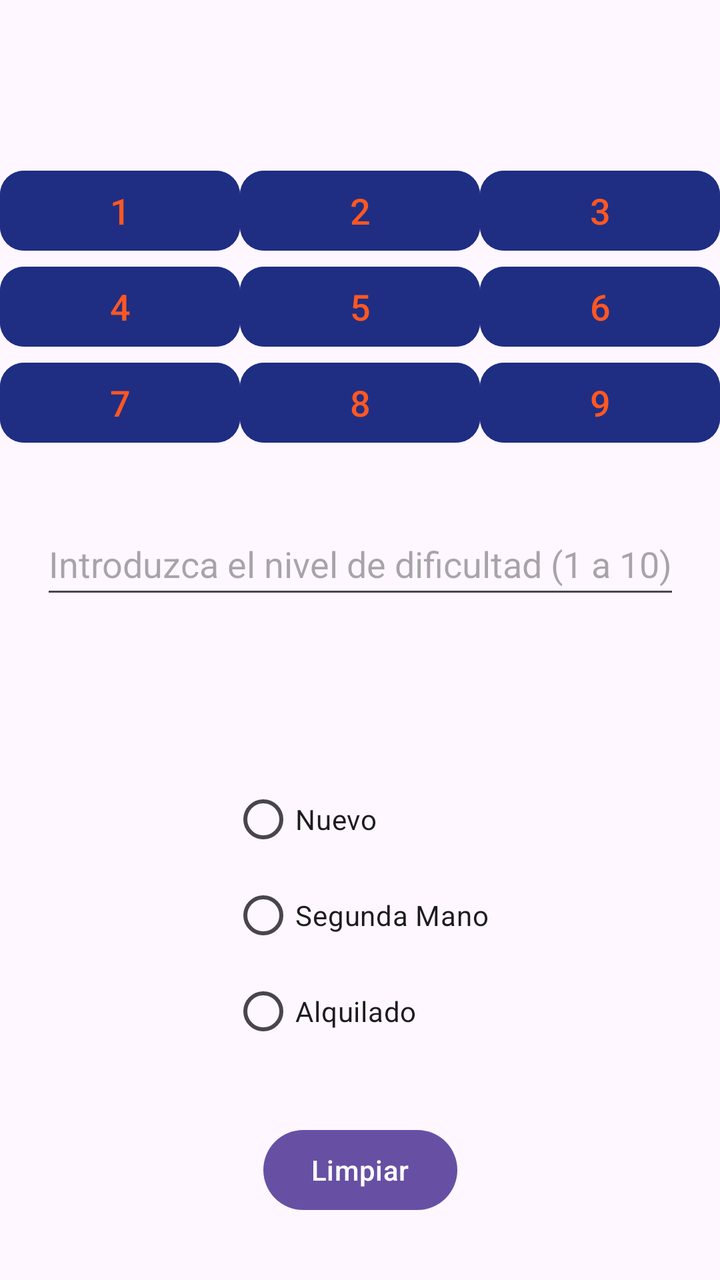
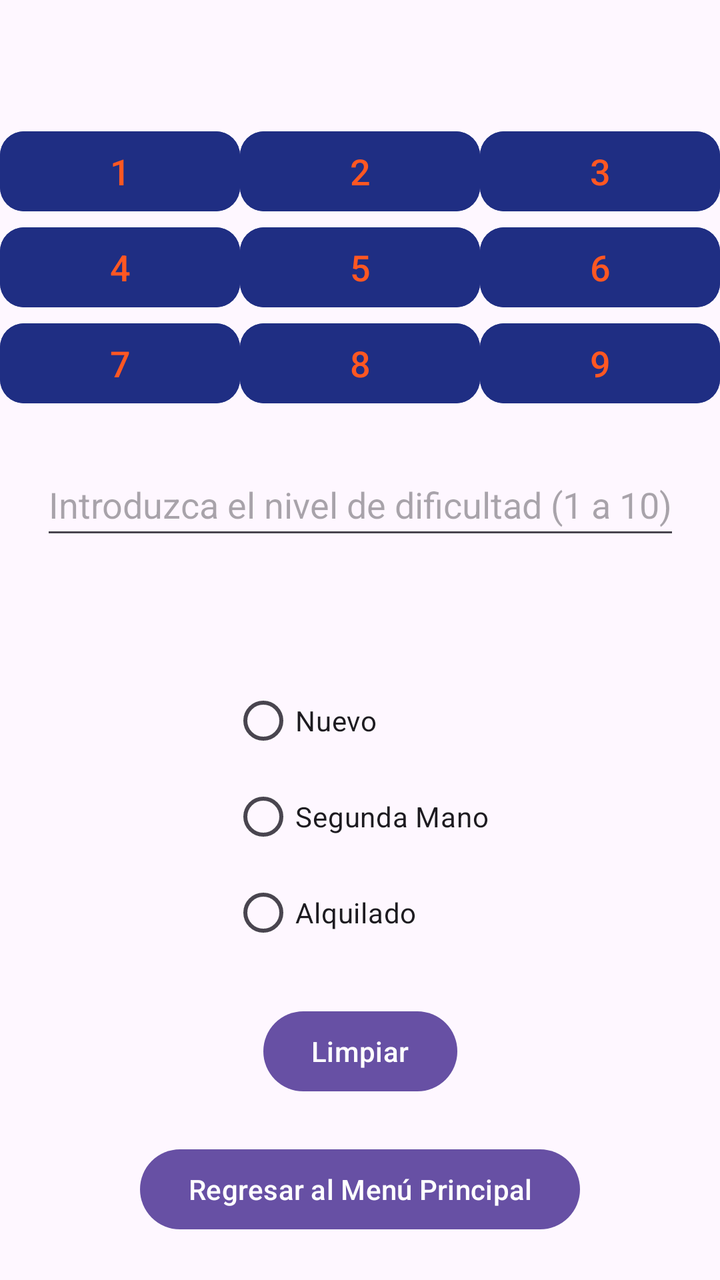

An Android layout rendered at two revisions. The XML below is the earlier revision; the diff shows what the commit changed to produce the second picture.
<!-- AndroidManifest.xml: application theme Theme.TiendaVideojuegosApp_Luengo_Gomez_Alejandro -->
<!-- res/layout/estado_juegos.xml -->
<?xml version="1.0" encoding="utf-8"?>
<androidx.constraintlayout.widget.ConstraintLayout xmlns:android="http://schemas.android.com/apk/res/android"
    android:id="@+id/mainLayoutEstadoJuegos"
    android:layout_width="match_parent"
    android:layout_height="match_parent"
    xmlns:app="http://schemas.android.com/apk/res-auto">

    
    <TextView
        android:id="@+id/tvBotonPulsado"
        android:layout_width="wrap_content"
        android:layout_height="wrap_content"
        android:text=""
        app:layout_constraintEnd_toEndOf="parent"
        app:layout_constraintStart_toStartOf="parent"
        app:layout_constraintBottom_toTopOf="@id/gridLayout"
        app:layout_constraintTop_toTopOf="parent"/>

    <GridLayout
        android:id="@+id/gridLayout"
        android:layout_width="match_parent"
        android:layout_height="wrap_content"
        android:columnCount="3"
        android:rowCount="3"
        android:alignmentMode="alignMargins"
        android:columnOrderPreserved="false"
        app:layout_constraintTop_toBottomOf="@id/tvBotonPulsado"
        app:layout_constraintBottom_toTopOf="@id/etDificultadJuego"
        app:layout_constraintStart_toStartOf="parent"
        app:layout_constraintEnd_toEndOf="parent"
        app:layout_constraintDimensionRatio="1:1">

        <Button
            android:id="@+id/btnPrimero"
            android:text="@string/btnPrimero"
            android:layout_width="0dp"
            android:layout_height="wrap_content"
            android:layout_columnWeight="1"
            style="@style/EstiloBotones"/>

        <Button
            android:id="@+id/btnSegundo"
            android:text="@string/btnSegundo"
            android:layout_width="0dp"
            android:layout_height="wrap_content"
            android:layout_columnWeight="1"
            style="@style/EstiloBotones"/>

        <Button
            android:id="@+id/btnTercero"
            android:text="@string/btnTercero"
            android:layout_width="0dp"
            android:layout_height="wrap_content"
            android:layout_columnWeight="1"
            style="@style/EstiloBotones"/>

        <Button
            android:id="@+id/btnCuarto"
            android:text="@string/btnCuarto"
            android:layout_width="0dp"
            android:layout_height="wrap_content"
            android:layout_columnWeight="1"
            style="@style/EstiloBotones"/>

        <Button
            android:id="@+id/btnQuinto"
            android:text="@string/btnQuinto"
            android:layout_width="0dp"
            android:layout_height="wrap_content"
            android:layout_columnWeight="1"
            style="@style/EstiloBotones"/>

        <Button
            android:id="@+id/btnSexto"
            android:text="@string/btnSexto"
            android:layout_width="0dp"
            android:layout_height="wrap_content"
            android:layout_columnWeight="1"
            style="@style/EstiloBotones"/>

        <Button
            android:id="@+id/btnSeptimo"
            android:text="@string/btnSeptimo"
            android:layout_width="0dp"
            android:layout_height="wrap_content"
            android:layout_columnWeight="1"
            style="@style/EstiloBotones"/>

        <Button
            android:id="@+id/btnOctavo"
            android:text="@string/btnOctavo"
            android:layout_width="0dp"
            android:layout_height="wrap_content"
            android:layout_columnWeight="1"
            style="@style/EstiloBotones"/>

        <Button
            android:id="@+id/btnNoveno"
            android:text="@string/btnNoveno"
            android:layout_width="0dp"
            android:layout_height="wrap_content"
            android:layout_columnWeight="1"
            style="@style/EstiloBotones"/>
        </GridLayout>

    
    <EditText
        android:id="@+id/etDificultadJuego"
        android:layout_width="wrap_content"
        android:layout_height="wrap_content"
        android:hint="@string/etDificultadJuego"
        android:minHeight="48dp"
        android:text=""
        app:layout_constraintBottom_toTopOf="@id/tvDificultadIncorrecta"
        app:layout_constraintEnd_toEndOf="parent"
        app:layout_constraintStart_toStartOf="parent"
        app:layout_constraintTop_toBottomOf="@id/gridLayout" />

    <TextView
        android:id="@+id/tvDificultadIncorrecta"
        android:layout_width="wrap_content"
        android:layout_height="wrap_content"
        android:text=""
        android:textColor="#AC1212"
        app:layout_constraintTop_toBottomOf="@id/etDificultadJuego"
        app:layout_constraintEnd_toEndOf="parent"
        app:layout_constraintStart_toStartOf="parent"
        app:layout_constraintBottom_toTopOf="@id/RadioGroup"/>

    
    <RadioGroup
        android:id="@+id/RadioGroup"
        android:layout_width="wrap_content"
        android:layout_height="wrap_content"
        app:layout_constraintTop_toBottomOf="@id/tvDificultadIncorrecta"
        app:layout_constraintStart_toStartOf="parent"
        app:layout_constraintEnd_toEndOf="parent"
        app:layout_constraintBottom_toTopOf="@id/btnLimpiar">

        <RadioButton
            android:id="@+id/rbNuevo"
            android:layout_width="wrap_content"
            android:layout_height="wrap_content"
            android:text="@string/rbNuevo" />

        <RadioButton
            android:id="@+id/rbSegundaMano"
            android:layout_width="wrap_content"
            android:layout_height="wrap_content"
            android:text="@string/rbSegundaMano" />

        <RadioButton
            android:id="@+id/rbAlquilado"
            android:layout_width="wrap_content"
            android:layout_height="wrap_content"
            android:text="@string/rbAlquilado" />

    </RadioGroup>

    <Button
        android:id="@+id/btnLimpiar"
        android:layout_width="wrap_content"
        android:layout_height="wrap_content"
        android:text="@string/btnLimpiar"
        app:layout_constraintBottom_toBottomOf="parent"
        app:layout_constraintEnd_toEndOf="parent"
        app:layout_constraintStart_toStartOf="parent"
        app:layout_constraintTop_toBottomOf="@id/RadioGroup"/>


</androidx.constraintlayout.widget.ConstraintLayout>
<!-- resources referenced by this layout -->
<resources>
  <string name="btnCuarto"> 4 </string>
  <string name="btnLimpiar">Limpiar</string>
  <string name="btnNoveno"> 9 </string>
  <string name="btnOctavo"> 8 </string>
  <string name="btnPrimero"> 1 </string>
  <string name="btnQuinto">  5 </string>
  <string name="btnSegundo"> 2 </string>
  <string name="btnSeptimo"> 7 </string>
  <string name="btnSexto"> 6 </string>
  <string name="btnTercero"> 3 </string>
  <string name="etDificultadJuego">Introduzca el nivel de dificultad (1 a 10)</string>
  <string name="rbAlquilado">Alquilado</string>
  <string name="rbNuevo">Nuevo</string>
  <string name="rbSegundaMano">Segunda Mano</string>
  <style name="EstiloBotones" parent="Widget.Material3.Button.UnelevatedButton">
          <item name="android:textSize">18sp</item>
          <item name="android:textColor">#FF5722</item>
          <item name="android:backgroundTint">#1F2E83</item>
          
          <item name="cornerRadius">12dp</item>
          
          <item name="rippleColor">#03DAC5</item>
      </style>
  <style name="Theme.TiendaVideojuegosApp_Luengo_Gomez_Alejandro" parent="Base.Theme.TiendaVideojuegosApp_Luengo_Gomez_Alejandro" />
  <style name="Base.Theme.TiendaVideojuegosApp_Luengo_Gomez_Alejandro" parent="Theme.Material3.DayNight.NoActionBar">
          
          
      </style>
</resources>

<!-- the commit's change to res/layout/estado_juegos.xml (unified diff, before → after) -->
@@ -162,10 +162,20 @@
         android:layout_width="wrap_content"
         android:layout_height="wrap_content"
         android:text="@string/btnLimpiar"
-        app:layout_constraintBottom_toBottomOf="parent"
+        app:layout_constraintBottom_toTopOf="@id/btnVolverAlMenuEJ"
         app:layout_constraintEnd_toEndOf="parent"
         app:layout_constraintStart_toStartOf="parent"
         app:layout_constraintTop_toBottomOf="@id/RadioGroup"/>
 
+    <Button
+        android:id="@+id/btnVolverAlMenuEJ"
+        android:layout_width="wrap_content"
+        android:layout_height="wrap_content"
+        android:text="@string/btnVolverAlMenu"
+        app:layout_constraintTop_toBottomOf="@id/btnLimpiar"
+        app:layout_constraintBottom_toBottomOf="parent"
+        app:layout_constraintEnd_toEndOf="parent"
+        app:layout_constraintStart_toStartOf="parent" />
+
 
 </androidx.constraintlayout.widget.ConstraintLayout>
<!-- resource entries referenced after the edit -->
@@ -10,6 +10,7 @@
   <string name="btnSeptimo"> 7 </string>
   <string name="btnSexto"> 6 </string>
   <string name="btnTercero"> 3 </string>
+  <string name="btnVolverAlMenu">Regresar al Menú Principal</string>
   <string name="etDificultadJuego">Introduzca el nivel de dificultad (1 a 10)</string>
   <string name="rbAlquilado">Alquilado</string>
   <string name="rbNuevo">Nuevo</string>
